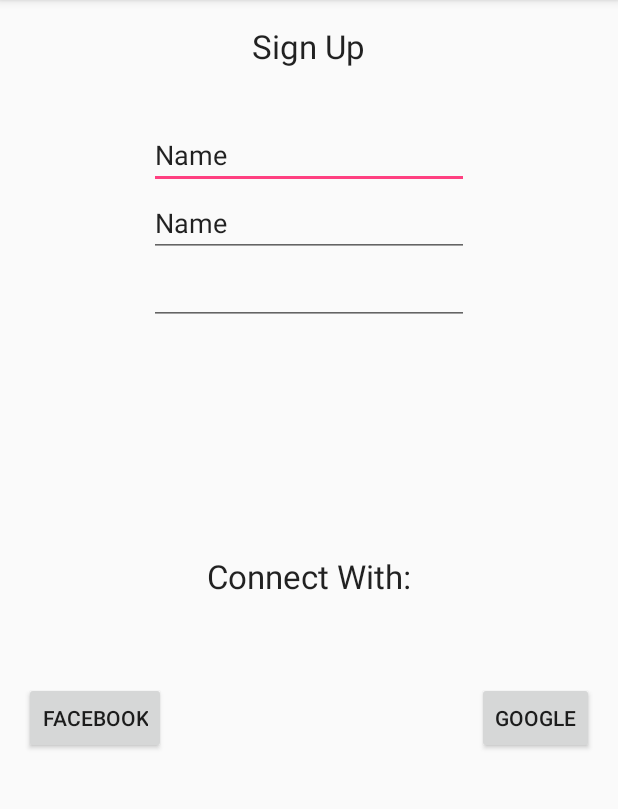
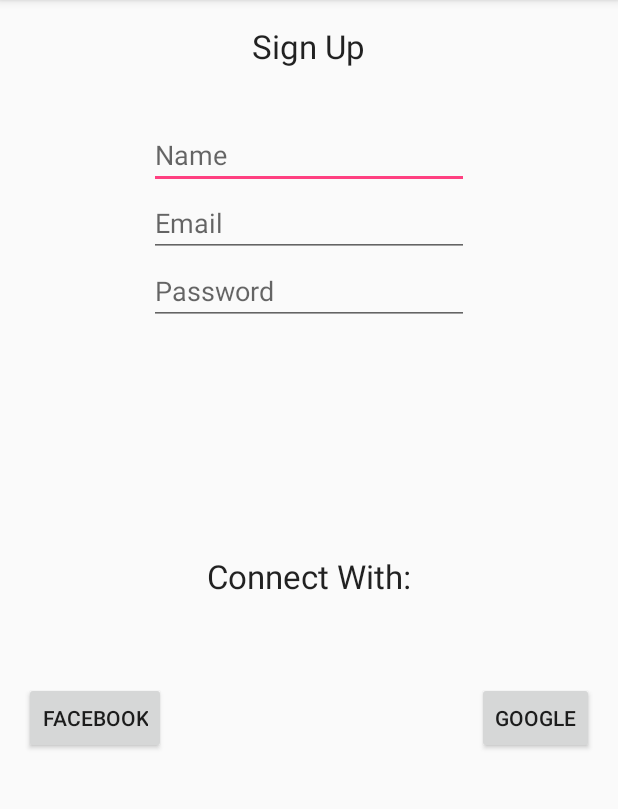
Before and after one commit to TinovationCHS/SecurityApp2, an Android app: the SignUp screen opened directly, with no data from a screen before it, on a phone screen of 412 x 824 dp, the part 84-893 px from its top. Run offline under Robolectric (Android 15) with nearby library versions, the phone set to English and light mode, and no system bars; our stand-ins replace Firebase (no records; nobody signed in at launch, a user with empty details on screens opened directly); 1 statement that could not run was skipped.

```diff
--- a/app/build.gradle
+++ b/app/build.gradle
@@ -23,4 +23,6 @@ dependencies {
     compile fileTree(dir: 'libs', include: ['*.jar'])
     testCompile 'junit:junit:4.12'
     compile 'com.android.support:appcompat-v7:23.4.0'
+    compile 'com.google.firebase:firebase-database:9.0.0'
 }
+apply plugin: 'com.google.gms.google-services'
--- a/app/src/main/AndroidManifest.xml
+++ b/app/src/main/AndroidManifest.xml
@@ -16,7 +16,8 @@
             </intent-filter>
         </activity>
         <activity android:name=".LogIn" />
-        <activity android:name=".SignUp"></activity>
+        <activity android:name=".SignUp" />
+        <activity android:name=".DataActivity"></activity>
     </application>
 
 </manifest>
--- a/app/src/main/java/com/raneshprasad/securityapp/SignUp.java
+++ b/app/src/main/java/com/raneshprasad/securityapp/SignUp.java
@@ -1,13 +1,48 @@
 package com.raneshprasad.securityapp;
 
+import android.content.Intent;
 import android.support.v7.app.AppCompatActivity;
 import android.os.Bundle;
+import android.view.View;
+import android.widget.Button;
+import android.widget.EditText;
+
+import com.google.firebase.database.DatabaseReference;
+import com.google.firebase.database.FirebaseDatabase;
 
 public class SignUp extends AppCompatActivity {
+    Button ok;
+    DatabaseReference myRef = FirebaseDatabase.getInstance().getReference();
+    EditText name;
+    EditText email;
+    EditText password;
 
+    String name_str;
+    String email_str;
+    String password_str;
     @Override
     protected void onCreate(Bundle savedInstanceState) {
         super.onCreate(savedInstanceState);
         setContentView(R.layout.activity_sign_up);
+
+        ok.setOnClickListener(new View.OnClickListener() {
+            @Override
+            public void onClick(View v) {
+                /*
+                Vybhav, over here the kids will type the code for taking
+                in the text from EditText and converting it to string.
+
+                 */
+                name_str = name.getText().toString();
+                email_str = email.getText().toString();
+                password_str = password.getText().toString();
+                myRef.push().setValue(name_str + " " +password_str);
+
+                myRef.push().child(name_str).setValue(email_str);
+                Intent intent = new Intent(getApplicationContext(), DataActivity.class);
+                startActivity(intent);
+            }
+        });
+
     }
 }
--- a/app/src/main/res/layout/activity_sign_up.xml
+++ b/app/src/main/res/layout/activity_sign_up.xml
@@ -22,22 +22,22 @@
         android:layout_width="wrap_content"
         android:layout_height="wrap_content"
         android:inputType="textPersonName"
-        android:text="Name"
         android:ems="10"
         android:id="@+id/editText_name"
         android:layout_below="@+id/textView4"
         android:layout_centerHorizontal="true"
-        android:layout_marginTop="35dp" />
+        android:layout_marginTop="35dp"
+        android:hint="Name" />
 
     <EditText
         android:layout_width="wrap_content"
         android:layout_height="wrap_content"
         android:inputType="textPersonName"
-        android:text="Name"
         android:ems="10"
         android:id="@+id/editText_email"
         android:layout_below="@+id/editText_name"
-        android:layout_alignStart="@+id/editText_name" />
+        android:layout_alignStart="@+id/editText_name"
+        android:hint="Email" />
 
     <EditText
         android:layout_width="wrap_content"
@@ -46,7 +46,8 @@
         android:ems="10"
         android:id="@+id/editText_pass"
         android:layout_below="@+id/editText_email"
-        android:layout_centerHorizontal="true" />
+        android:layout_centerHorizontal="true"
+        android:hint="Password" />
 
     <TextView
         android:layout_width="wrap_content"
--- a/build.gradle
+++ b/build.gradle
@@ -6,7 +6,7 @@ buildscript {
     }
     dependencies {
         classpath 'com.android.tools.build:gradle:2.1.0'
-
+        classpath 'com.google.gms:google-services:3.0.0'
         // NOTE: Do not place your application dependencies here; they belong
         // in the individual module build.gradle files
     }
```
Also changed, not shown: app/src/main/java/com/raneshprasad/securityapp/DataActivity.java (added, +13 -0 lines), app/src/main/java/com/raneshprasad/securityapp/LogIn.java (+49 -1 lines), app/src/main/res/layout/activity_data.xml (added, +12 -0 lines), app/src/main/res/layout/activity_log_in.xml (+4 -3 lines), 1 other file.
